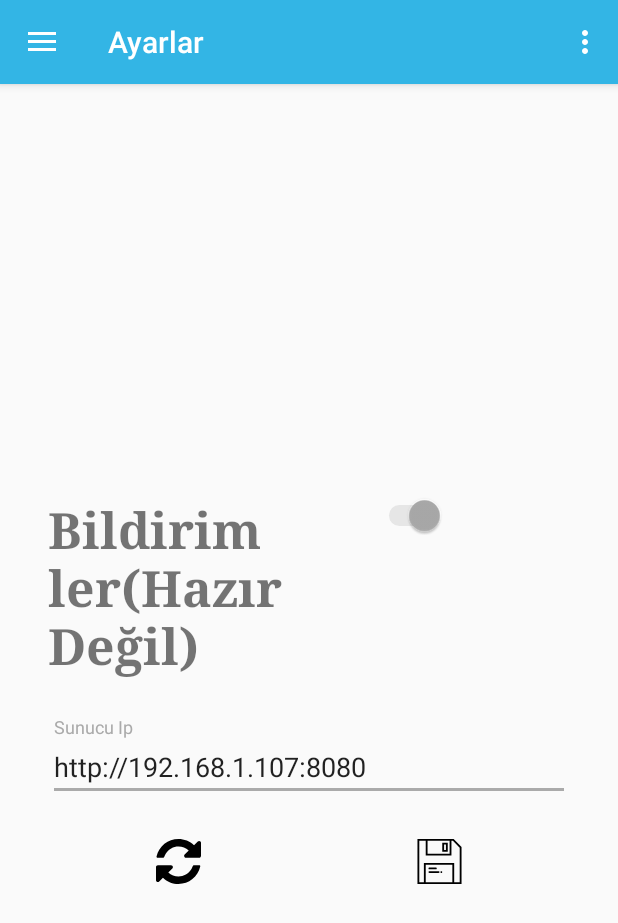
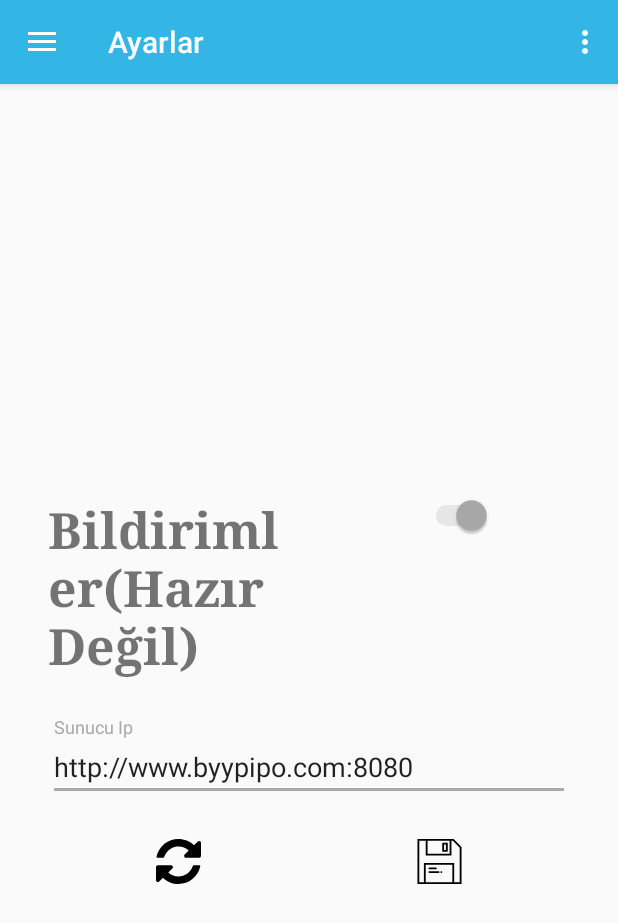
Before and after one commit to byypipo/AndroidProjects, an Android app: the SettingsActivity screen opened directly, with no data from a screen before it, on a phone screen of 412 x 824 dp. Shown: the top 923 px of the screen. Run offline under Robolectric (Android 15) with nearby library versions, the phone set to English and light mode, and no system bars; our stand-ins replace CircleImageView; pictures from the network do not load.

Commit message:
Fixed bugs

```diff
--- a/SebatMedikal/app/build.gradle
+++ b/SebatMedikal/app/build.gradle
@@ -6,7 +6,7 @@
 
     defaultConfig {
         applicationId "com.sebatmedikal"
-        minSdkVersion 20
+        minSdkVersion 19
         targetSdkVersion 23
         versionCode 1
         versionName "1.0"
--- a/SebatMedikal/app/src/main/res/values/strings.xml
+++ b/SebatMedikal/app/src/main/res/values/strings.xml
@@ -24,7 +24,8 @@
     <string name="update">Güncelle</string>
 
     <!--server information-->
-    <string name="serverURL">http://192.168.1.107:8080</string>
+    <!--<string name="serverURL">http://192.168.1.107:8080</string>-->
+    <string name="serverURL">http://www.byypipo.com:8080</string>
     <string name="serviceTagUser">/usersRest</string>
     <string name="serviceTagRole">/rolesRest</string>
     <string name="serviceTagProduct">/productsRest</string>
```
